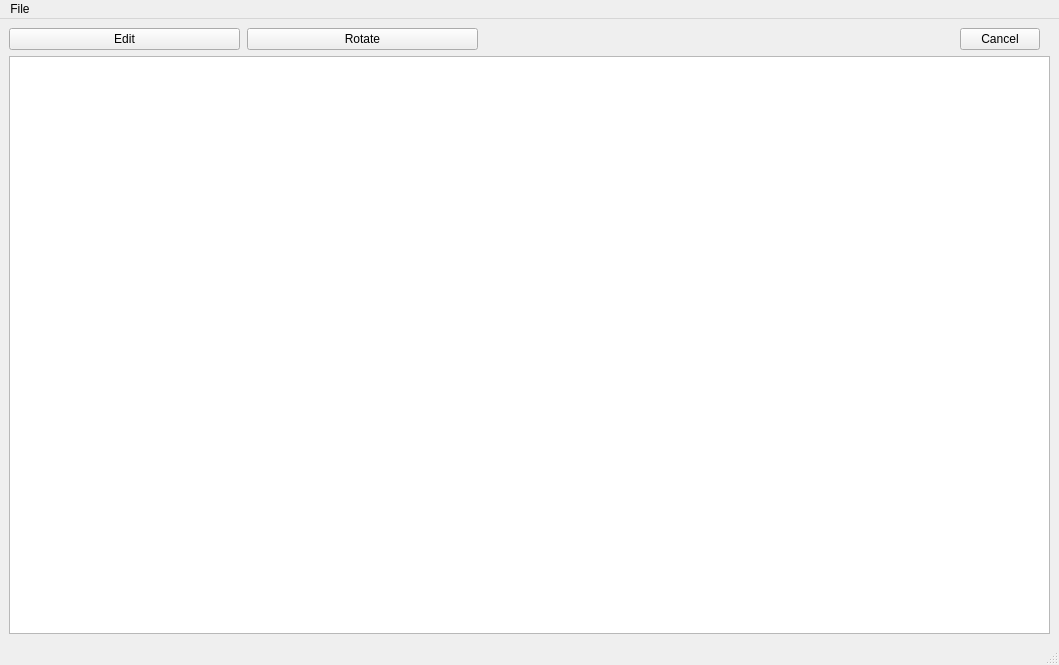
Before: the Qt Designer form ui_files/main-window.ui in abeshahsan/Photo-Wizard, drawn with Qt 5.
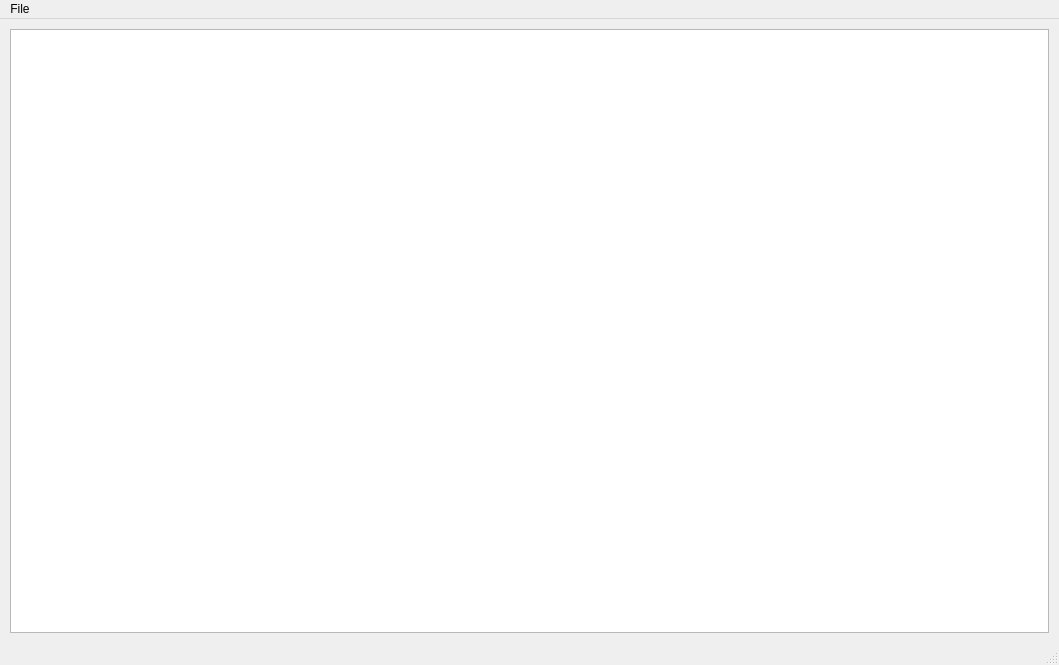
After: the same form once the commit is applied.

What changed in the file:
```diff
--- a/ui_files/main-window.ui
+++ b/ui_files/main-window.ui
@@ -35,59 +35,38 @@
    <layout class="QGridLayout" name="gridLayout">
     <item row="0" column="0">
      <layout class="QVBoxLayout" name="main_container" stretch="0,1">
+      <property name="spacing">
+       <number>0</number>
+      </property>
       <property name="sizeConstraint">
        <enum>QLayout::SetNoConstraint</enum>
       </property>
+      <property name="leftMargin">
+       <number>1</number>
+      </property>
+      <property name="topMargin">
+       <number>1</number>
+      </property>
+      <property name="rightMargin">
+       <number>1</number>
+      </property>
+      <property name="bottomMargin">
+       <number>1</number>
+      </property>
       <item>
-       <layout class="QHBoxLayout" name="edit_toolbar" stretch="1,1,0">
+       <layout class="QHBoxLayout" name="toolbar">
         <property name="spacing">
          <number>7</number>
         </property>
         <property name="sizeConstraint">
          <enum>QLayout::SetNoConstraint</enum>
         </property>
+        <property name="leftMargin">
+         <number>10</number>
+        </property>
         <property name="rightMargin">
          <number>10</number>
         </property>
-        <item>
-         <layout class="QHBoxLayout" name="horizontalLayout_3">
-          <item>
-           <widget class="QPushButton" name="pushButton">
-            <property name="text">
-             <string>Edit</string>
-            </property>
-           </widget>
-          </item>
-          <item>
-           <widget class="QPushButton" name="pushButton_2">
-            <property name="text">
-             <string>Rotate</string>
-            </property>
-           </widget>
-          </item>
-         </layout>
-        </item>
-        <item>
-         <widget class="QWidget" name="alignment_widget_1" native="true">
-          <layout class="QHBoxLayout" name="horizontalLayout"/>
-         </widget>
-        </item>
-        <item>
-         <widget class="QPushButton" name="cancel_button">
-          <property name="sizePolicy">
-           <sizepolicy hsizetype="MinimumExpanding" vsizetype="Fixed">
-            <horstretch>0</horstretch>
-            <verstretch>0</verstretch>
-           </sizepolicy>
-          </property>
-          <property name="cursor">
-           <cursorShape>PointingHandCursor</cursorShape>
-          </property>
-          <property name="text">
-           <string>Cancel</string>
-          </property>
-         </widget>
-        </item>
        </layout>
       </item>
       <item>
```
